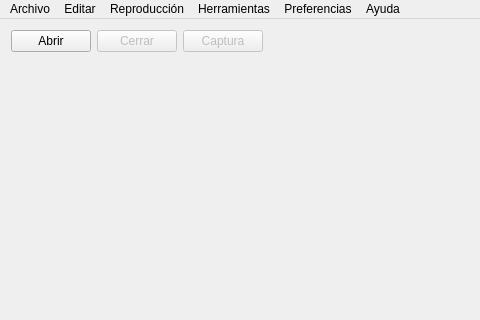
Madh93/Qt5-MoviePlayer, file movieplayer.ui: the form before one commit; both pictures show x 0 to 480 and y 0 to 320 of the 652 by 448 pixel window.
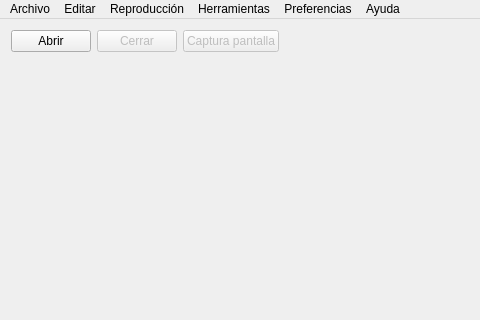
The form after the commit. Custom widgets are drawn as their Qt base class.

Commit message: implementación básica de captura de video

```diff
--- a/movieplayer.ui
+++ b/movieplayer.ui
@@ -69,7 +69,7 @@
            </sizepolicy>
           </property>
           <property name="text">
-           <string>Captura</string>
+           <string>Captura pantalla</string>
           </property>
          </widget>
         </item>
```
Left out of the diff: 14 changed lines with no effect on the pictures. The commit also changes 2 other files.
